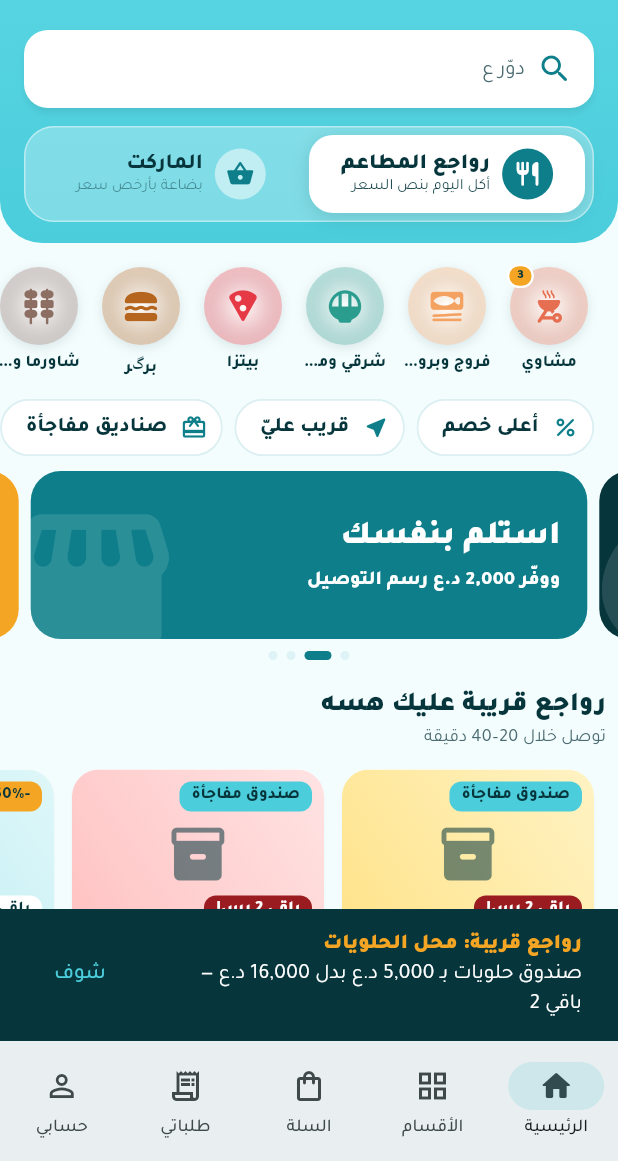
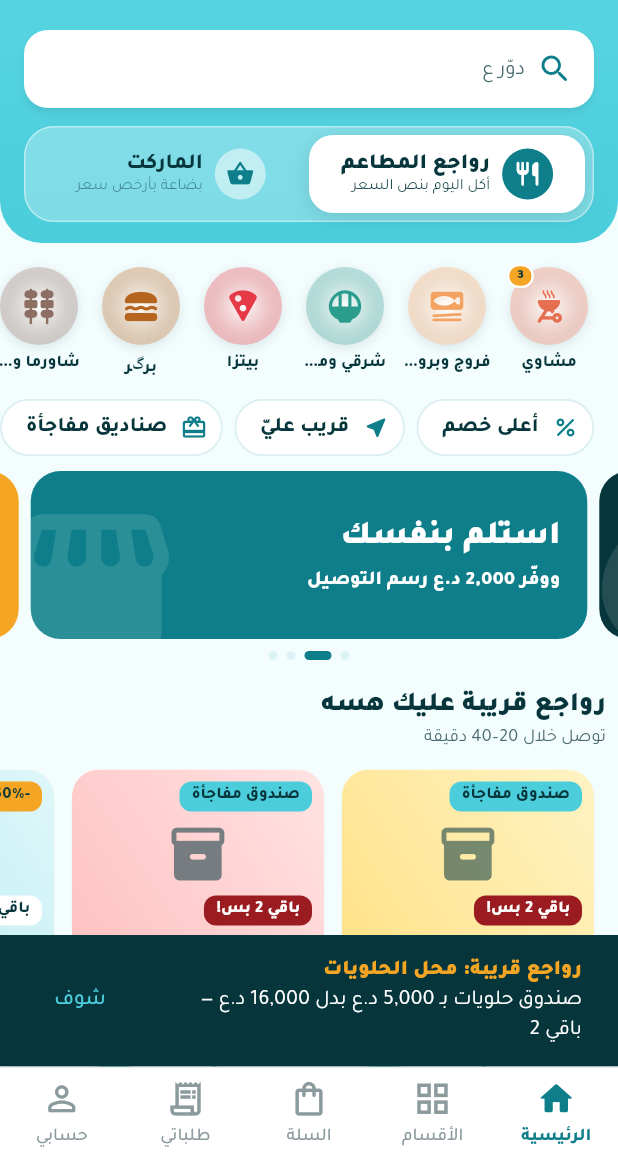
Before and after one commit to depoooooo/depo-app, a Flutter app: the screen it shows after launch, on a phone screen of 412 x 824 dp, the part 75-1236 px from its top. Run offline on Flutter 3.47's test engine with Material 3 defaults, Android fonts, the phone set to English and light mode, and no system bars; our stand-ins replace cloud_firestore, firebase_auth, firebase_core, flutter_local_notifications, flutter_map, geolocator and 3 more; accounts and stored records are empty; network calls fail.

Commit message:
شريط سفلي جديد نظيف: أيقونات رفيعة، المختار ممتلئ بلون ديبو بدون فقاعة
Co-Authored-By: Claude Opus 5.5 <noreply@anthropic.com>
Claude-Session: https://claude.ai/code/session_01A4MVxUFzJ6qDfjC18rWVaP

```diff
--- a/lib/screens/shell.dart
+++ b/lib/screens/shell.dart
@@ -1,6 +1,7 @@
 import 'package:flutter/material.dart';
 import '../data/app_state.dart';
 import '../data/models.dart';
+import '../theme.dart';
 import 'account.dart';
 import 'cart_screen.dart';
 import 'categories_screen.dart';
@@ -40,28 +41,95 @@ class _ShellState extends State<Shell> {
       ]),
       bottomNavigationBar: ListenableBuilder(
         listenable: Listenable.merge([app, cart]),
-        builder: (context, _) => NavigationBar(
-          selectedIndex: index,
-          onDestinationSelected: setIndex,
-          destinations: [
-            const NavigationDestination(icon: Icon(Icons.home_outlined), selectedIcon: Icon(Icons.home_rounded), label: 'الرئيسية'),
-            const NavigationDestination(icon: Icon(Icons.grid_view_outlined), selectedIcon: Icon(Icons.grid_view_rounded), label: 'الأقسام'),
-            NavigationDestination(
-              icon: Badge(isLabelVisible: cart.count > 0, label: Text('${cart.count}'), child: const Icon(Icons.shopping_bag_outlined)),
-              selectedIcon: Badge(isLabelVisible: cart.count > 0, label: Text('${cart.count}'), child: const Icon(Icons.shopping_bag)),
-              label: 'السلة',
-            ),
-            NavigationDestination(
-              icon: Badge(
-                isLabelVisible: app.myOrders.where((o) => o.isOpen).isNotEmpty,
-                child: const Icon(Icons.receipt_long_outlined),
-              ),
-              label: 'طلباتي',
-            ),
-            const NavigationDestination(icon: Icon(Icons.person_outline), selectedIcon: Icon(Icons.person), label: 'حسابي'),
+        builder: (context, _) => _BottomBar(
+          index: index,
+          onTap: setIndex,
+          items: [
+            const _NavItem(Icons.home_outlined, Icons.home_rounded, 'الرئيسية'),
+            const _NavItem(Icons.grid_view_outlined, Icons.grid_view_rounded, 'الأقسام'),
+            _NavItem(Icons.shopping_bag_outlined, Icons.shopping_bag_rounded, 'السلة', badge: cart.count),
+            _NavItem(Icons.receipt_long_outlined, Icons.receipt_long_rounded, 'طلباتي', dot: app.myOrders.any((o) => o.isOpen)),
+            const _NavItem(Icons.person_outline_rounded, Icons.person_rounded, 'حسابي'),
           ],
         ),
       ),
     );
   }
 }
+
+
+class _NavItem {
+  final IconData icon, active;
+  final String label;
+  final int badge;
+  final bool dot;
+  const _NavItem(this.icon, this.active, this.label, {this.badge = 0, this.dot = false});
+}
+
+/// الشريط السفلي (نظيف مثل التطبيقات العالمية): خلفية بيضاء، خط رفيع فوق،
+/// أيقونات رفيعة رمادية، والمختار أيقونة ممتلئة بلون ديبو ويه اسمه
+class _BottomBar extends StatelessWidget {
+  final int index;
+  final ValueChanged<int> onTap;
+  final List<_NavItem> items;
+  const _BottomBar({required this.index, required this.onTap, required this.items});
+
+  @override
+  Widget build(BuildContext context) {
+    return Container(
+      decoration: const BoxDecoration(
+        color: Colors.white,
+        border: Border(top: BorderSide(color: Color(0xFFE8EEEF))),
+      ),
+      child: SafeArea(
+        top: false,
+        child: SizedBox(
+          height: 62,
+          child: Row(children: [
+            for (var i = 0; i < items.length; i++)
+              Expanded(
+                child: Semantics(
+                  button: true,
+                  selected: i == index,
+                  label: items[i].label,
+                  child: InkResponse(
+                    onTap: () => onTap(i),
+                    radius: 36,
+                    highlightShape: BoxShape.circle,
+                    child: Column(mainAxisAlignment: MainAxisAlignment.center, children: [
+                      Badge(
+                        isLabelVisible: items[i].badge > 0 || items[i].dot,
+                        smallSize: 8,
+                        backgroundColor: DepoColors.accent,
+                        label: items[i].badge > 0 ? Text('${items[i].badge}', style: const TextStyle(fontSize: 10, fontWeight: FontWeight.w800)) : null,
+                        child: AnimatedSwitcher(
+                          duration: const Duration(milliseconds: 180),
+                          transitionBuilder: (c, a) => ScaleTransition(scale: Tween(begin: 0.8, end: 1.0).animate(a), child: c),
+                          child: Icon(
+                            i == index ? items[i].active : items[i].icon,
+                            key: ValueKey(i == index),
+                            size: 27,
+                            color: i == index ? DepoColors.dark : const Color(0xFF8A9A9D),
+                          ),
+                        ),
+                      ),
+                      const SizedBox(height: 4),
+                      Text(
+                        items[i].label,
+                        maxLines: 1,
+                        style: TextStyle(
+                          fontSize: 12,
+                          fontWeight: i == index ? FontWeight.w800 : FontWeight.w500,
+                          color: i == index ? DepoColors.dark : const Color(0xFF8A9A9D),
+                        ),
+                      ),
+                    ]),
+                  ),
+                ),
+              ),
+          ]),
+        ),
+      ),
+    );
+  }
+}
```
